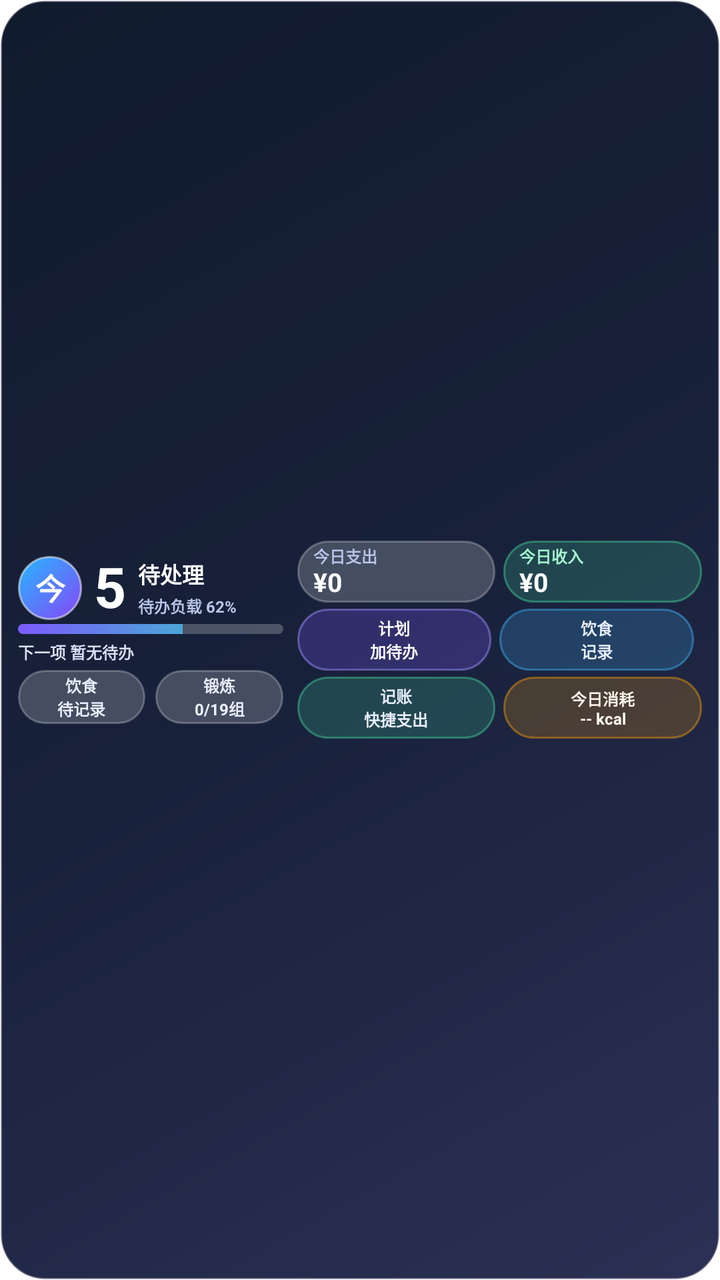
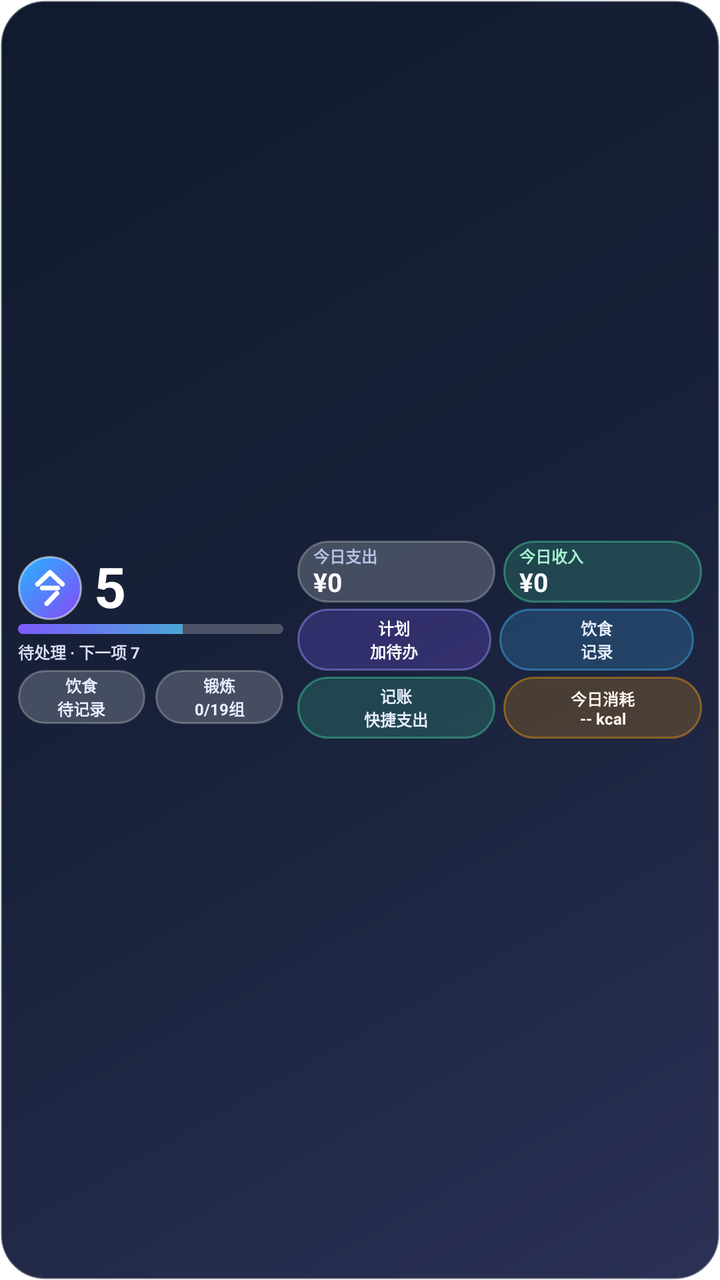

Compare the two renders of this Android layout. The source of the first and the diff that turns it into the second are given below.
<!-- AndroidManifest.xml: fallback theme Theme.MaterialComponents.DayNight.NoActionBar -->
<!-- res/layout/pingsheng_widget_dark.xml -->
<?xml version="1.0" encoding="utf-8"?>
<LinearLayout xmlns:android="http://schemas.android.com/apk/res/android"
    android:id="@+id/widget_root"
    android:layout_width="match_parent"
    android:layout_height="match_parent"
    android:background="@drawable/pingsheng_widget_dark_background"
    android:gravity="center_vertical"
    android:orientation="horizontal"
    android:paddingStart="9dp"
    android:paddingTop="4dp"
    android:paddingEnd="9dp"
    android:paddingBottom="4dp">

    <LinearLayout
        android:id="@+id/widget_left_summary"
        android:layout_width="0dp"
        android:layout_height="match_parent"
        android:layout_marginEnd="7dp"
        android:layout_weight="1.04"
        android:gravity="center_vertical"
        android:orientation="vertical">

        <LinearLayout
            android:layout_width="match_parent"
            android:layout_height="32dp"
            android:gravity="center_vertical"
            android:orientation="horizontal">

            <TextView
                android:layout_width="32dp"
                android:layout_height="32dp"
                android:background="@drawable/pingsheng_widget_icon_tile"
                android:gravity="center"
                android:includeFontPadding="false"
                android:text="今"
                android:textColor="#FFFFFF"
                android:textSize="15sp"
                android:textStyle="bold" />

            <TextView
                android:id="@+id/widget_primary_metric_value"
                android:layout_width="wrap_content"
                android:layout_height="match_parent"
                android:layout_marginStart="6dp"
                android:includeFontPadding="false"
                android:text="5"
                android:textColor="#FFFFFF"
                android:textSize="28sp"
                android:textStyle="bold" />

            <LinearLayout
                android:layout_width="0dp"
                android:layout_height="match_parent"
                android:layout_marginStart="6dp"
                android:layout_weight="1"
                android:gravity="center_vertical"
                android:orientation="vertical">

                <TextView
                    android:id="@+id/widget_primary_metric_label"
                    android:layout_width="match_parent"
                    android:layout_height="wrap_content"
                    android:ellipsize="end"
                    android:includeFontPadding="false"
                    android:maxLines="1"
                    android:text="待处理"
                    android:textColor="#FFFFFF"
                    android:textSize="11sp"
                    android:textStyle="bold" />

                <TextView
                    android:id="@+id/widget_todo_load_label"
                    android:layout_width="match_parent"
                    android:layout_height="wrap_content"
                    android:layout_marginTop="2dp"
                    android:ellipsize="end"
                    android:includeFontPadding="false"
                    android:maxLines="1"
                    android:text="待办负载 62%"
                    android:textColor="#B8C4E6"
                    android:textSize="8sp"
                    android:textStyle="bold" />
            </LinearLayout>
        </LinearLayout>

        <ProgressBar
            android:id="@+id/widget_todo_progress"
            style="@android:style/Widget.ProgressBar.Horizontal"
            android:layout_width="match_parent"
            android:layout_height="5dp"
            android:layout_marginTop="2dp"
            android:indeterminate="false"
            android:max="100"
            android:progress="62"
            android:progressDrawable="@drawable/pingsheng_widget_dark_progress" />

        <TextView
            android:id="@+id/widget_next_todo"
            android:layout_width="match_parent"
            android:layout_height="14dp"
            android:layout_marginTop="2dp"
            android:ellipsize="end"
            android:gravity="center_vertical"
            android:includeFontPadding="false"
            android:maxLines="1"
            android:text="下一项 暂无待办"
            android:textColor="#D8DFF5"
            android:textSize="8sp"
            android:textStyle="bold" />

        <LinearLayout
            android:layout_width="match_parent"
            android:layout_height="27dp"
            android:layout_marginTop="2dp"
            android:orientation="horizontal">

            <TextView
                android:id="@+id/widget_food"
                android:layout_width="0dp"
                android:layout_height="match_parent"
                android:layout_marginEnd="5dp"
                android:layout_weight="1"
                android:background="@drawable/pingsheng_widget_dark_panel"
                android:ellipsize="end"
                android:gravity="center"
                android:includeFontPadding="false"
                android:maxLines="2"
                android:text="饮食&#10;待记录"
                android:textColor="#EAF0FF"
                android:textSize="8sp"
                android:textStyle="bold" />

            <TextView
                android:id="@+id/widget_workout"
                android:layout_width="0dp"
                android:layout_height="match_parent"
                android:layout_weight="1"
                android:background="@drawable/pingsheng_widget_dark_panel"
                android:ellipsize="end"
                android:gravity="center"
                android:includeFontPadding="false"
                android:maxLines="2"
                android:text="锻炼&#10;0/19组"
                android:textColor="#EAF0FF"
                android:textSize="8sp"
                android:textStyle="bold" />
        </LinearLayout>
    </LinearLayout>

    <LinearLayout
        android:layout_width="0dp"
        android:layout_height="match_parent"
        android:id="@+id/widget_right_grid"
        android:layout_weight="1.58"
        android:gravity="center_vertical"
        android:orientation="vertical">

        <LinearLayout
            android:id="@+id/widget_summary_pair_row"
            android:layout_width="match_parent"
            android:layout_height="31dp"
            android:gravity="center_vertical"
            android:orientation="horizontal">

            <LinearLayout
                android:id="@+id/widget_expense_card"
                android:layout_width="0dp"
                android:layout_height="match_parent"
                android:layout_marginEnd="4dp"
                android:layout_weight="1"
                android:background="@drawable/pingsheng_widget_dark_panel"
                android:gravity="center_vertical"
                android:orientation="vertical"
                android:paddingStart="8dp"
                android:paddingTop="2dp"
                android:paddingEnd="6dp"
                android:paddingBottom="2dp">

                <TextView
                    android:layout_width="match_parent"
                    android:layout_height="wrap_content"
                    android:ellipsize="end"
                    android:includeFontPadding="false"
                    android:maxLines="1"
                    android:text="今日支出"
                    android:textColor="#B8C4E6"
                    android:textSize="8sp"
                    android:textStyle="bold" />

                <TextView
                    android:id="@+id/widget_finance_expense"
                    android:layout_width="match_parent"
                    android:layout_height="16dp"
                    android:autoSizeMaxTextSize="13sp"
                    android:autoSizeMinTextSize="10sp"
                    android:autoSizeStepGranularity="1sp"
                    android:autoSizeTextType="uniform"
                    android:ellipsize="end"
                    android:gravity="center_vertical"
                    android:includeFontPadding="false"
                    android:maxLines="1"
                    android:text="¥0"
                    android:textColor="#FFFFFF"
                    android:textSize="13sp"
                    android:textStyle="bold" />
            </LinearLayout>

            <LinearLayout
                android:id="@+id/widget_income_card"
                android:layout_width="0dp"
                android:layout_height="match_parent"
                android:layout_weight="1"
                android:background="@drawable/pingsheng_widget_dark_quick_green"
                android:gravity="center_vertical"
                android:orientation="vertical"
                android:paddingStart="8dp"
                android:paddingTop="2dp"
                android:paddingEnd="6dp"
                android:paddingBottom="2dp">

                <TextView
                    android:layout_width="match_parent"
                    android:layout_height="wrap_content"
                    android:ellipsize="end"
                    android:includeFontPadding="false"
                    android:maxLines="1"
                    android:text="今日收入"
                    android:textColor="#A7F3D0"
                    android:textSize="8sp"
                    android:textStyle="bold" />

                <TextView
                    android:id="@+id/widget_finance_income"
                    android:layout_width="match_parent"
                    android:layout_height="16dp"
                    android:autoSizeMaxTextSize="13sp"
                    android:autoSizeMinTextSize="10sp"
                    android:autoSizeStepGranularity="1sp"
                    android:autoSizeTextType="uniform"
                    android:ellipsize="end"
                    android:gravity="center_vertical"
                    android:includeFontPadding="false"
                    android:maxLines="1"
                    android:text="¥0"
                    android:textColor="#FFFFFF"
                    android:textSize="13sp"
                    android:textStyle="bold" />
            </LinearLayout>
        </LinearLayout>

        <LinearLayout
            android:layout_width="match_parent"
            android:id="@+id/widget_action_pair_row_1"
            android:layout_height="31dp"
            android:layout_marginTop="3dp"
            android:orientation="horizontal">

            <TextView
                android:id="@+id/widget_plan"
                android:layout_width="0dp"
                android:layout_height="match_parent"
                android:layout_marginEnd="4dp"
                android:layout_weight="1"
                android:background="@drawable/pingsheng_widget_dark_quick_primary"
                android:gravity="center"
                android:includeFontPadding="false"
                android:text="计划&#10;加待办"
                android:textColor="#FFFFFF"
                android:textSize="8sp"
                android:textStyle="bold" />

            <TextView
                android:id="@+id/widget_quick_food"
                android:layout_width="0dp"
                android:layout_height="match_parent"
                android:layout_marginEnd="4dp"
                android:layout_weight="1"
                android:background="@drawable/pingsheng_widget_dark_quick_blue"
                android:gravity="center"
                android:includeFontPadding="false"
                android:text="饮食&#10;记录"
                android:textColor="#EAF0FF"
                android:textSize="8sp"
                android:textStyle="bold" />
        </LinearLayout>

        <LinearLayout
            android:layout_width="match_parent"
            android:id="@+id/widget_action_pair_row_2"
            android:layout_height="31dp"
            android:layout_marginTop="3dp"
            android:orientation="horizontal">

            <TextView
                android:id="@+id/widget_quick_finance"
                android:layout_width="0dp"
                android:layout_height="match_parent"
                android:layout_marginEnd="4dp"
                android:layout_weight="1"
                android:background="@drawable/pingsheng_widget_dark_quick_green"
                android:gravity="center"
                android:includeFontPadding="false"
                android:text="记账&#10;快捷支出"
                android:textColor="#EAF0FF"
                android:textSize="8sp"
                android:textStyle="bold" />

            <TextView
                android:id="@+id/widget_active_calories"
                android:layout_width="0dp"
                android:layout_height="match_parent"
                android:layout_weight="1"
                android:background="@drawable/pingsheng_widget_dark_quick_orange"
                android:gravity="center"
                android:includeFontPadding="false"
                android:text="今日消耗&#10;-- kcal"
                android:textColor="#FFF7ED"
                android:textSize="8sp"
                android:textStyle="bold" />
        </LinearLayout>
    </LinearLayout>
</LinearLayout>
<!-- resources referenced by this layout -->
<resources>
  <!-- drawable pingsheng_widget_dark_background (drawable) -->
  <?xml version="1.0" encoding="utf-8"?>
  <shape xmlns:android="http://schemas.android.com/apk/res/android"
      android:shape="rectangle">
      <corners android:radius="22dp" />
      <gradient
          android:angle="135"
          android:centerColor="#18213A"
          android:endColor="#111B2E"
          android:startColor="#2C3155" />
      <stroke
          android:width="1dp"
          android:color="#55FFFFFF" />
  </shape>
  <!-- drawable pingsheng_widget_dark_panel (drawable) -->
  <?xml version="1.0" encoding="utf-8"?>
  <shape xmlns:android="http://schemas.android.com/apk/res/android"
      android:shape="rectangle">
      <corners android:radius="16dp" />
      <solid android:color="#33FFFFFF" />
      <stroke
          android:width="1dp"
          android:color="#40FFFFFF" />
  </shape>
  <!-- drawable pingsheng_widget_dark_quick_blue (drawable) -->
  <?xml version="1.0" encoding="utf-8"?>
  <shape xmlns:android="http://schemas.android.com/apk/res/android"
      android:shape="rectangle">
      <corners android:radius="15dp" />
      <solid android:color="#3340B9FF" />
      <stroke
          android:width="1dp"
          android:color="#7040B9FF" />
  </shape>
  <!-- drawable pingsheng_widget_dark_quick_green (drawable) -->
  <?xml version="1.0" encoding="utf-8"?>
  <shape xmlns:android="http://schemas.android.com/apk/res/android"
      android:shape="rectangle">
      <corners android:radius="15dp" />
      <solid android:color="#3344D89E" />
      <stroke
          android:width="1dp"
          android:color="#7044D89E" />
  </shape>
  <!-- drawable pingsheng_widget_dark_quick_orange (drawable) -->
  <?xml version="1.0" encoding="utf-8"?>
  <shape xmlns:android="http://schemas.android.com/apk/res/android"
      android:shape="rectangle">
      <corners android:radius="15dp" />
      <solid android:color="#35F59E0B" />
      <stroke
          android:width="1dp"
          android:color="#70F59E0B" />
  </shape>
  <!-- drawable pingsheng_widget_dark_quick_primary (drawable) -->
  <?xml version="1.0" encoding="utf-8"?>
  <shape xmlns:android="http://schemas.android.com/apk/res/android"
      android:shape="rectangle">
      <corners android:radius="15dp" />
      <solid android:color="#3F7C5BFF" />
      <stroke
          android:width="1dp"
          android:color="#7C9D8CFF" />
  </shape>
  <!-- drawable pingsheng_widget_icon_tile (drawable) -->
  <?xml version="1.0" encoding="utf-8"?>
  <shape xmlns:android="http://schemas.android.com/apk/res/android"
      android:shape="rectangle">
      <corners android:radius="16dp" />
      <gradient
          android:angle="135"
          android:endColor="#25B7FF"
          android:startColor="#8747F6" />
      <stroke
          android:width="1dp"
          android:color="#80FFFFFF" />
  </shape>
  <!-- unchanged entries left out for length: 1 -->
</resources>

<!-- the commit's change to res/layout/pingsheng_widget_dark.xml (unified diff, before → after) -->
@@ -26,22 +26,22 @@
             android:gravity="center_vertical"
             android:orientation="horizontal">
 
-            <TextView
+            <ImageView
                 android:layout_width="32dp"
                 android:layout_height="32dp"
                 android:background="@drawable/pingsheng_widget_icon_tile"
-                android:gravity="center"
-                android:includeFontPadding="false"
-                android:text="今"
-                android:textColor="#FFFFFF"
-                android:textSize="15sp"
-                android:textStyle="bold" />
+                android:contentDescription="今日"
+                android:padding="5dp"
+                android:scaleType="center"
+                android:src="@drawable/pingsheng_widget_today_mark" />
 
             <TextView
                 android:id="@+id/widget_primary_metric_value"
-                android:layout_width="wrap_content"
+                android:layout_width="0dp"
                 android:layout_height="match_parent"
                 android:layout_marginStart="6dp"
+                android:layout_weight="1"
+                android:gravity="center_vertical"
                 android:includeFontPadding="false"
                 android:text="5"
                 android:textColor="#FFFFFF"
@@ -49,10 +49,9 @@
                 android:textStyle="bold" />
 
             <LinearLayout
-                android:layout_width="0dp"
-                android:layout_height="match_parent"
-                android:layout_marginStart="6dp"
-                android:layout_weight="1"
+                android:visibility="gone"
+                android:layout_width="1dp"
+                android:layout_height="match_parent"
                 android:gravity="center_vertical"
                 android:orientation="vertical">
 
@@ -76,7 +75,7 @@
                     android:ellipsize="end"
                     android:includeFontPadding="false"
                     android:maxLines="1"
-                    android:text="待办负载 62%"
+                    android:text="待办"
                     android:textColor="#B8C4E6"
                     android:textSize="8sp"
                     android:textStyle="bold" />
@@ -103,7 +102,7 @@
             android:gravity="center_vertical"
             android:includeFontPadding="false"
             android:maxLines="1"
-            android:text="下一项 暂无待办"
+            android:text="待处理 · 下一项 7"
             android:textColor="#D8DFF5"
             android:textSize="8sp"
             android:textStyle="bold" />
<!-- resource entries referenced after the edit -->
@@ -77,6 +77,34 @@
           android:width="1dp"
           android:color="#80FFFFFF" />
   </shape>
+  <!-- drawable pingsheng_widget_today_mark (drawable) -->
+  <?xml version="1.0" encoding="utf-8"?>
+  <vector xmlns:android="http://schemas.android.com/apk/res/android"
+      android:width="24dp"
+      android:height="24dp"
+      android:viewportWidth="24"
+      android:viewportHeight="24">
+      <path
+          android:fillColor="@android:color/transparent"
+          android:pathData="M12,4.2 L5.8,10.1 M12,4.2 L18.2,10.1"
+          android:strokeWidth="2.4"
+          android:strokeColor="#FFFFFF"
+          android:strokeLineCap="round"
+          android:strokeLineJoin="round" />
+      <path
+          android:fillColor="@android:color/transparent"
+          android:pathData="M8.2,12 L15.8,12"
+          android:strokeWidth="2.4"
+          android:strokeColor="#FFFFFF"
+          android:strokeLineCap="round" />
+      <path
+          android:fillColor="@android:color/transparent"
+          android:pathData="M15.4,14.6 L10.4,19.8"
+          android:strokeWidth="2.4"
+          android:strokeColor="#FFFFFF"
+          android:strokeLineCap="round"
+          android:strokeLineJoin="round" />
+  </vector>
   <!-- unchanged entries left out for length: 1 -->
 </resources>
 
